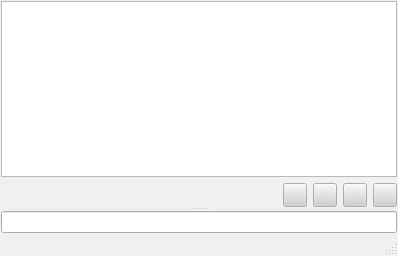
This is retroshare-gui/src/gui/chat/PopupChatDialog.ui in RetroShare/RetroShare as Qt 5 draws it before an edit. The edited form follows.
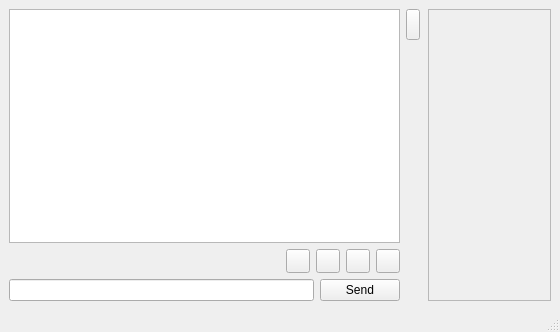
This is the edited form. Icons and pictures are not drawn.

Commit message: added send button and a avatar frame

```diff
--- a/retroshare-gui/src/gui/chat/PopupChatDialog.ui
+++ b/retroshare-gui/src/gui/chat/PopupChatDialog.ui
@@ -5,499 +5,10 @@
    <rect>
     <x>0</x>
     <y>0</y>
-    <width>398</width>
-    <height>256</height>
+    <width>560</width>
+    <height>332</height>
    </rect>
   </property>
-  <property name="minimumSize" >
-   <size>
-    <width>165</width>
-    <height>165</height>
-   </size>
-  </property>
-  <property name="palette" >
-   <palette>
-    <active>
-     <colorrole role="WindowText" >
-      <brush brushstyle="SolidPattern" >
-       <color alpha="255" >
-        <red>16</red>
-        <green>16</green>
-        <blue>16</blue>
-       </color>
-      </brush>
-     </colorrole>
-     <colorrole role="Button" >
-      <brush brushstyle="SolidPattern" >
-       <color alpha="255" >
-        <red>208</red>
-        <green>208</green>
-        <blue>208</blue>
-       </color>
-      </brush>
-     </colorrole>
-     <colorrole role="Light" >
-      <brush brushstyle="SolidPattern" >
-       <color alpha="255" >
-        <red>255</red>
-        <green>255</green>
-        <blue>255</blue>
-       </color>
-      </brush>
-     </colorrole>
-     <colorrole role="Midlight" >
-      <brush brushstyle="SolidPattern" >
-       <color alpha="255" >
-        <red>247</red>
-        <green>247</green>
-        <blue>247</blue>
-       </color>
-      </brush>
-     </colorrole>
-     <colorrole role="Dark" >
-      <brush brushstyle="SolidPattern" >
-       <color alpha="255" >
-        <red>104</red>
-        <green>104</green>
-        <blue>104</blue>
-       </color>
-      </brush>
-     </colorrole>
-     <colorrole role="Mid" >
-      <brush brushstyle="SolidPattern" >
-       <color alpha="255" >
-        <red>160</red>
-        <green>160</green>
-        <blue>160</blue>
-       </color>
-      </brush>
-     </colorrole>
-     <colorrole role="Text" >
-      <brush brushstyle="SolidPattern" >
-       <color alpha="255" >
-        <red>0</red>
-        <green>0</green>
-        <blue>0</blue>
-       </color>
-      </brush>
-     </colorrole>
-     <colorrole role="BrightText" >
-      <brush brushstyle="SolidPattern" >
-       <color alpha="255" >
-        <red>255</red>
-        <green>255</green>
-        <blue>255</blue>
-       </color>
-      </brush>
-     </colorrole>
-     <colorrole role="ButtonText" >
-      <brush brushstyle="SolidPattern" >
-       <color alpha="255" >
-        <red>0</red>
-        <green>0</green>
-        <blue>0</blue>
-       </color>
-      </brush>
-     </colorrole>
-     <colorrole role="Base" >
-      <brush brushstyle="SolidPattern" >
-       <color alpha="255" >
-        <red>255</red>
-        <green>255</green>
-        <blue>255</blue>
-       </color>
-      </brush>
-     </colorrole>
-     <colorrole role="Window" >
-      <brush brushstyle="SolidPattern" >
-       <color alpha="255" >
-        <red>240</red>
-        <green>240</green>
-        <blue>240</blue>
-       </color>
-      </brush>
-     </colorrole>
-     <colorrole role="Shadow" >
-      <brush brushstyle="SolidPattern" >
-       <color alpha="255" >
-        <red>0</red>
-        <green>0</green>
-        <blue>0</blue>
-       </color>
-      </brush>
-     </colorrole>
-     <colorrole role="Highlight" >
-      <brush brushstyle="SolidPattern" >
-       <color alpha="255" >
-        <red>0</red>
-        <green>0</green>
-        <blue>0</blue>
-       </color>
-      </brush>
-     </colorrole>
-     <colorrole role="HighlightedText" >
-      <brush brushstyle="SolidPattern" >
-       <color alpha="255" >
-        <red>255</red>
-        <green>255</green>
-        <blue>255</blue>
-       </color>
-      </brush>
-     </colorrole>
-     <colorrole role="Link" >
-      <brush brushstyle="SolidPattern" >
-       <color alpha="255" >
-        <red>0</red>
-        <green>0</green>
-        <blue>255</blue>
-       </color>
-      </brush>
-     </colorrole>
-     <colorrole role="LinkVisited" >
-      <brush brushstyle="SolidPattern" >
-       <color alpha="255" >
-        <red>255</red>
-        <green>0</green>
-        <blue>255</blue>
-       </color>
-      </brush>
-     </colorrole>
-     <colorrole role="AlternateBase" >
-      <brush brushstyle="SolidPattern" >
-       <color alpha="255" >
-        <red>247</red>
-        <green>247</green>
-        <blue>247</blue>
-       </color>
-      </brush>
-     </colorrole>
-    </active>
-    <inactive>
-     <colorrole role="WindowText" >
-      <brush brushstyle="SolidPattern" >
-       <color alpha="255" >
-        <red>16</red>
-        <green>16</green>
-        <blue>16</blue>
-       </color>
-      </brush>
-     </colorrole>
-     <colorrole role="Button" >
-      <brush brushstyle="SolidPattern" >
-       <color alpha="255" >
-        <red>208</red>
-        <green>208</green>
-        <blue>208</blue>
-       </color>
-      </brush>
-     </colorrole>
-     <colorrole role="Light" >
-      <brush brushstyle="SolidPattern" >
-       <color alpha="255" >
-        <red>255</red>
-        <green>255</green>
-        <blue>255</blue>
-       </color>
-      </brush>
-     </colorrole>
-     <colorrole role="Midlight" >
-      <brush brushstyle="SolidPattern" >
-       <color alpha="255" >
-        <red>247</red>
-        <green>247</green>
-        <blue>247</blue>
-       </color>
-      </brush>
-     </colorrole>
-     <colorrole role="Dark" >
-      <brush brushstyle="SolidPattern" >
-       <color alpha="255" >
-        <red>104</red>
-        <green>104</green>
-        <blue>104</blue>
-       </color>
-      </brush>
-     </colorrole>
-     <colorrole role="Mid" >
-      <brush brushstyle="SolidPattern" >
-       <color alpha="255" >
-        <red>160</red>
-        <green>160</green>
-        <blue>160</blue>
-       </color>
-      </brush>
-     </colorrole>
-     <colorrole role="Text" >
-      <brush brushstyle="SolidPattern" >
-       <color alpha="255" >
-        <red>0</red>
-        <green>0</green>
-        <blue>0</blue>
-       </color>
-      </brush>
-     </colorrole>
-     <colorrole role="BrightText" >
-      <brush brushstyle="SolidPattern" >
-       <color alpha="255" >
-        <red>255</red>
-        <green>255</green>
-        <blue>255</blue>
-       </color>
-      </brush>
-     </colorrole>
-     <colorrole role="ButtonText" >
-      <brush brushstyle="SolidPattern" >
-       <color alpha="255" >
-        <red>0</red>
-        <green>0</green>
-        <blue>0</blue>
-       </color>
-      </brush>
-     </colorrole>
-     <colorrole role="Base" >
-      <brush brushstyle="SolidPattern" >
-       <color alpha="255" >
-        <red>255</red>
-        <green>255</green>
-        <blue>255</blue>
-       </color>
-      </brush>
-     </colorrole>
-     <colorrole role="Window" >
-      <brush brushstyle="SolidPattern" >
-       <color alpha="255" >
-        <red>240</red>
-        <green>240</green>
-        <blue>240</blue>
-       </color>
-      </brush>
-     </colorrole>
-     <colorrole role="Shadow" >
-      <brush brushstyle="SolidPattern" >
-       <color alpha="255" >
-        <red>0</red>
-        <green>0</green>
-        <blue>0</blue>
-       </color>
-      </brush>
-     </colorrole>
-     <colorrole role="Highlight" >
-      <brush brushstyle="SolidPattern" >
-       <color alpha="255" >
-        <red>0</red>
-        <green>0</green>
-        <blue>0</blue>
-       </color>
-      </brush>
-     </colorrole>
-     <colorrole role="HighlightedText" >
-      <brush brushstyle="SolidPattern" >
-       <color alpha="255" >
-        <red>255</red>
-        <green>255</green>
-        <blue>255</blue>
-       </color>
-      </brush>
-     </colorrole>
-     <colorrole role="Link" >
-      <brush brushstyle="SolidPattern" >
-       <color alpha="255" >
-        <red>0</red>
-        <green>0</green>
-        <blue>255</blue>
-       </color>
-      </brush>
-     </colorrole>
-     <colorrole role="LinkVisited" >
-      <brush brushstyle="SolidPattern" >
-       <color alpha="255" >
-        <red>255</red>
-        <green>0</green>
-        <blue>255</blue>
-       </color>
-      </brush>
-     </colorrole>
-     <colorrole role="AlternateBase" >
-      <brush brushstyle="SolidPattern" >
-       <color alpha="255" >
-        <red>247</red>
-        <green>247</green>
-        <blue>247</blue>
-       </color>
-      </brush>
-     </colorrole>
-    </inactive>
-    <disabled>
-     <colorrole role="WindowText" >
-      <brush brushstyle="SolidPattern" >
-       <color alpha="255" >
-        <red>104</red>
-        <green>104</green>
-        <blue>104</blue>
-       </color>
-      </brush>
-     </colorrole>
-     <colorrole role="Button" >
-      <brush brushstyle="SolidPattern" >
-       <color alpha="255" >
-        <red>208</red>
-        <green>208</green>
-        <blue>208</blue>
-       </color>
-      </brush>
-     </colorrole>
-     <colorrole role="Light" >
-      <brush brushstyle="SolidPattern" >
-       <color alpha="255" >
-        <red>255</red>
-        <green>255</green>
-        <blue>255</blue>
-       </color>
-      </brush>
-     </colorrole>
-     <colorrole role="Midlight" >
-      <brush brushstyle="SolidPattern" >
-       <color alpha="255" >
-        <red>247</red>
-        <green>247</green>
-        <blue>247</blue>
-       </color>
-      </brush>
-     </colorrole>
-     <colorrole role="Dark" >
-      <brush brushstyle="SolidPattern" >
-       <color alpha="255" >
-        <red>104</red>
-        <green>104</green>
-        <blue>104</blue>
-       </color>
-      </brush>
-     </colorrole>
-     <colorrole role="Mid" >
-      <brush brushstyle="SolidPattern" >
-       <color alpha="255" >
-        <red>160</red>
-        <green>160</green>
-        <blue>160</blue>
-       </color>
-      </brush>
-     </colorrole>
-     <colorrole role="Text" >
-      <brush brushstyle="SolidPattern" >
-       <color alpha="255" >
-        <red>104</red>
-        <green>104</green>
-        <blue>104</blue>
-       </color>
-      </brush>
-     </colorrole>
-     <colorrole role="BrightText" >
-      <brush brushstyle="SolidPattern" >
-       <color alpha="255" >
-        <red>255</red>
-        <green>255</green>
-        <blue>255</blue>
-       </color>
-      </brush>
-     </colorrole>
-     <colorrole role="ButtonText" >
-      <brush brushstyle="SolidPattern" >
-       <color alpha="255" >
-        <red>104</red>
-        <green>104</green>
-        <blue>104</blue>
-       </color>
-      </brush>
-     </colorrole>
-     <colorrole role="Base" >
-      <brush brushstyle="SolidPattern" >
-       <color alpha="255" >
-        <red>240</red>
-        <green>240</green>
-        <blue>240</blue>
-       </color>
-      </brush>
-     </colorrole>
-     <colorrole role="Window" >
-      <brush brushstyle="SolidPattern" >
-       <color alpha="255" >
-        <red>240</red>
-        <green>240</green>
-        <blue>240</blue>
-       </color>
-      </brush>
-     </colorrole>
-     <colorrole role="Shadow" >
-      <brush brushstyle="SolidPattern" >
-       <color alpha="255" >
-        <red>0</red>
-        <green>0</green>
-        <blue>0</blue>
-       </color>
-      </brush>
-     </colorrole>
-     <colorrole role="Highlight" >
-      <brush brushstyle="SolidPattern" >
-       <color alpha="255" >
-        <red>0</red>
-        <green>0</green>
-        <blue>0</blue>
-       </color>
-      </brush>
-     </colorrole>
-     <colorrole role="HighlightedText" >
-      <brush brushstyle="SolidPattern" >
-       <color alpha="255" >
-        <red>255</red>
-        <green>255</green>
-        <blue>255</blue>
-       </color>
-      </brush>
-     </colorrole>
-     <colorrole role="Link" >
-      <brush brushstyle="SolidPattern" >
-       <color alpha="255" >
-        <red>0</red>
-        <green>0</green>
-        <blue>255</blue>
-       </color>
-      </brush>
-     </colorrole>
-     <colorrole role="LinkVisited" >
-      <brush brushstyle="SolidPattern" >
-       <color alpha="255" >
-        <red>255</red>
-        <green>0</green>
-        <blue>255</blue>
-       </color>
-      </brush>
-     </colorrole>
-     <colorrole role="AlternateBase" >
-      <brush brushstyle="SolidPattern" >
-       <color alpha="255" >
-        <red>247</red>
-        <green>247</green>
-        <blue>247</blue>
-       </color>
-      </brush>
-     </colorrole>
-    </disabled>
-   </palette>
-  </property>
-  <property name="font" >
-   <font>
-    <family>Arial</family>
-    <pointsize>8</pointsize>
-    <weight>50</weight>
-    <italic>false</italic>
-    <bold>false</bold>
-    <underline>false</underline>
-    <strikeout>false</strikeout>
-   </font>
-  </property>
-  <property name="contextMenuPolicy" >
-   <enum>Qt::NoContextMenu</enum>
-  </property>
   <property name="windowTitle" >
    <string>RetroShare User Chat</string>
   </property>
@@ -505,164 +16,233 @@
    <iconset resource="../images.qrc" >:/images/chat.png</iconset>
   </property>
   <widget class="QWidget" name="centralwidget" >
-   <layout class="QVBoxLayout" >
-    <property name="margin" >
-     <number>1</number>
-    </property>
-    <property name="spacing" >
-     <number>1</number>
-    </property>
-    <item>
-     <widget class="QSplitter" name="splitter" >
+   <layout class="QGridLayout" >
+    <item row="0" column="0" colspan="5" >
+     <widget class="QTextBrowser" name="textBrowser" >
+      <property name="minimumSize" >
+       <size>
+        <width>0</width>
+        <height>0</height>
+       </size>
+      </property>
+      <property name="sizeIncrement" >
+       <size>
+        <width>0</width>
+        <height>0</height>
+       </size>
+      </property>
+     </widget>
+    </item>
+    <item rowspan="3" row="0" column="5" >
+     <layout class="QGridLayout" >
+      <item row="0" column="0" >
+       <widget class="QPushButton" name="avatarFrameButton" >
+        <property name="minimumSize" >
+         <size>
+          <width>14</width>
+          <height>31</height>
+         </size>
+        </property>
+        <property name="maximumSize" >
+         <size>
+          <width>14</width>
+          <height>31</height>
+         </size>
+        </property>
+        <property name="text" >
+         <string/>
+        </property>
+        <property name="checkable" >
+         <bool>true</bool>
+        </property>
+       </widget>
+      </item>
+      <item row="1" column="0" >
+       <spacer>
+        <property name="orientation" >
+         <enum>Qt::Vertical</enum>
+        </property>
+        <property name="sizeHint" >
+         <size>
+          <width>16</width>
+          <height>509</height>
+         </size>
+        </property>
+       </spacer>
+      </item>
+     </layout>
+    </item>
+    <item rowspan="3" row="0" column="6" >
+     <widget class="QFrame" name="avatarframe" >
+      <property name="frameShape" >
+       <enum>QFrame::StyledPanel</enum>
+      </property>
+      <property name="frameShadow" >
+       <enum>QFrame::Raised</enum>
+      </property>
+      <layout class="QGridLayout" >
+       <property name="leftMargin" >
+        <number>0</number>
+       </property>
+       <property name="topMargin" >
+        <number>0</number>
+       </property>
+       <property name="rightMargin" >
+        <number>0</number>
+       </property>
+       <property name="bottomMargin" >
+        <number>0</number>
+       </property>
+       <item row="0" column="0" >
+        <widget class="QLabel" name="avatarlabel" >
+         <property name="minimumSize" >
+          <size>
+           <width>64</width>
+           <height>64</height>
+          </size>
+         </property>
+         <property name="text" >
+          <string/>
+         </property>
+        </widget>
+       </item>
+       <item row="1" column="0" >
+        <spacer>
+         <property name="orientation" >
+          <enum>Qt::Vertical</enum>
+         </property>
+         <property name="sizeHint" >
+          <size>
+           <width>121</width>
+           <height>131</height>
+          </size>
+         </property>
+        </spacer>
+       </item>
+      </layout>
+     </widget>
+    </item>
+    <item row="1" column="0" >
+     <spacer>
       <property name="orientation" >
-       <enum>Qt::Vertical</enum>
+       <enum>Qt::Horizontal</enum>
       </property>
-      <widget class="QWidget" name="layoutWidget" >
-       <layout class="QVBoxLayout" >
-        <property name="margin" >
-         <number>0</number>
-        </property>
-        <property name="spacing" >
-         <number>6</number>
-        </property>
-        <item>
-         <widget class="QTextBrowser" name="textBrowser" >
-          <property name="minimumSize" >
-           <size>
-            <width>0</width>
-            <height>0</height>
-           </size>
-          </property>
-          <property name="sizeIncrement" >
-           <size>
-            <width>0</width>
-            <height>0</height>
-           </size>
-          </property>
-         </widget>
-        </item>
-        <item>
-         <layout class="QGridLayout" >
-          <property name="margin" >
-           <number>0</number>
-          </property>
-          <property name="spacing" >
-           <number>6</number>
-          </property>
-          <item row="0" column="0" >
-           <spacer>
-            <property name="orientation" >
-             <enum>Qt::Horizontal</enum>
-            </property>
-            <property name="sizeHint" >
-             <size>
-              <width>321</width>
-              <height>20</height>
-             </size>
-            </property>
-           </spacer>
-          </item>
-          <item row="0" column="3" >
-           <widget class="QPushButton" name="textitalicButton" >
-            <property name="minimumSize" >
-             <size>
-              <width>24</width>
-              <height>24</height>
-             </size>
-            </property>
-            <property name="maximumSize" >
-             <size>
-              <width>24</width>
-              <height>24</height>
-             </size>
-            </property>
-            <property name="text" >
-             <string/>
-            </property>
-            <property name="icon" >
-             <iconset resource="../images.qrc" >:/images/edit-underline.png</iconset>
-            </property>
-            <property name="checkable" >
-             <bool>true</bool>
-            </property>
-           </widget>
-          </item>
-          <item row="0" column="2" >
-           <widget class="QPushButton" name="textunderlineButton" >
-            <property name="minimumSize" >
-             <size>
-              <width>24</width>
-              <height>24</height>
-             </size>
-            </property>
-            <property name="maximumSize" >
-             <size>
-              <width>24</width>
-              <height>24</height>
-             </size>
-            </property>
-            <property name="text" >
-             <string/>
-            </property>
-            <property name="icon" >
-             <iconset resource="../images.qrc" >:/images/edit-italic.png</iconset>
-            </property>
-            <property name="checkable" >
-             <bool>true</bool>
-            </property>
-           </widget>
-          </item>
-          <item row="0" column="1" >
-           <widget class="QPushButton" name="textboldButton" >
-            <property name="minimumSize" >
-             <size>
-              <width>24</width>
-              <height>24</height>
-             </size>
-            </property>
-            <property name="maximumSize" >
-             <size>
-              <width>24</width>
-              <height>24</height>
-             </size>
-            </property>
-            <property name="text" >
-             <string/>
-            </property>
-            <property name="icon" >
-             <iconset resource="../images.qrc" >:/images/edit-bold.png</iconset>
-            </property>
-            <property name="checkable" >
-             <bool>true</bool>
-            </property>
-           </widget>
-          </item>
-          <item row="0" column="4" >
-           <widget class="QPushButton" name="colorButton" >
-            <property name="minimumSize" >
-             <size>
-              <width>24</width>
-              <height>24</height>
-             </size>
-            </property>
-            <property name="maximumSize" >
-             <size>
-              <width>24</width>
-              <height>24</height>
-             </size>
-            </property>
-            <property name="text" >
-             <string/>
-            </property>
-           </widget>
-          </item>
-         </layout>
-        </item>
-       </layout>
-      </widget>
-      <widget class="QLineEdit" name="lineEdit" />
+      <property name="sizeHint" >
+       <size>
+        <width>261</width>
+        <height>20</height>
+       </size>
+      </property>
+     </spacer>
+    </item>
+    <item row="1" column="1" >
+     <widget class="QPushButton" name="textboldButton" >
+      <property name="minimumSize" >
+       <size>
+        <width>24</width>
+        <height>24</height>
+       </size>
+      </property>
+      <property name="maximumSize" >
+       <size>
+        <width>24</width>
+        <height>24</height>
+       </size>
+      </property>
+      <property name="text" >
+       <string/>
+      </property>
+      <property name="icon" >
+       <iconset>C:/Dokumente und Einstellungen/Linux/.designer/backup</iconset>
+      </property>
+      <property name="checkable" >
+       <bool>true</bool>
+      </property>
      </widget>
     </item>
+    <item row="1" column="2" >
+     <widget class="QPushButton" name="textunderlineButton" >
+      <property name="minimumSize" >
+       <size>
+        <width>24</width>
+        <height>24</height>
+       </size>
+      </property>
+      <property name="maximumSize" >
+       <size>
+        <width>24</width>
+        <height>24</height>
+       </size>
+      </property>
+      <property name="text" >
+       <string/>
+      </property>
+      <property name="icon" >
+       <iconset>C:/Dokumente und Einstellungen/Linux/.designer/backup</iconset>
+      </property>
+      <property name="checkable" >
+       <bool>true</bool>
+      </property>
+     </widget>
+    </item>
+    <item row="1" column="3" >
+     <widget class="QPushButton" name="textitalicButton" >
+      <property name="minimumSize" >
+       <size>
+        <width>24</width>
+        <height>24</height>
+       </size>
+      </property>
+      <property name="maximumSize" >
+       <size>
+        <width>24</width>
+        <height>24</height>
+       </size>
+      </property>
+      <property name="text" >
+       <string/>
+      </property>
+      <property name="icon" >
+       <iconset>C:/Dokumente und Einstellungen/Linux/.designer/backup</iconset>
+      </property>
+      <property name="checkable" >
+       <bool>true</bool>
+      </property>
+     </widget>
+    </item>
+    <item row="1" column="4" >
+     <widget class="QPushButton" name="colorButton" >
+      <property name="minimumSize" >
+       <size>
+        <width>24</width>
+        <height>24</height>
+       </size>
+      </property>
+      <property name="maximumSize" >
+       <size>
+        <width>24</width>
+        <height>24</height>
+       </size>
+      </property>
+      <property name="text" >
+       <string/>
+      </property>
+     </widget>
+    </item>
+    <item row="2" column="0" colspan="5" >
+     <layout class="QGridLayout" >
+      <item row="0" column="0" >
+       <widget class="QLineEdit" name="lineEdit" />
+      </item>
+      <item row="0" column="1" >
+       <widget class="QPushButton" name="sendButton" >
+        <property name="text" >
+         <string>Send</string>
+        </property>
+       </widget>
+      </item>
+     </layout>
+    </item>
    </layout>
   </widget>
   <widget class="QStatusBar" name="statusbar" />
```
Left out of the diff: 17 changed lines with no effect on the pictures. The commit also changes 2 other files.
